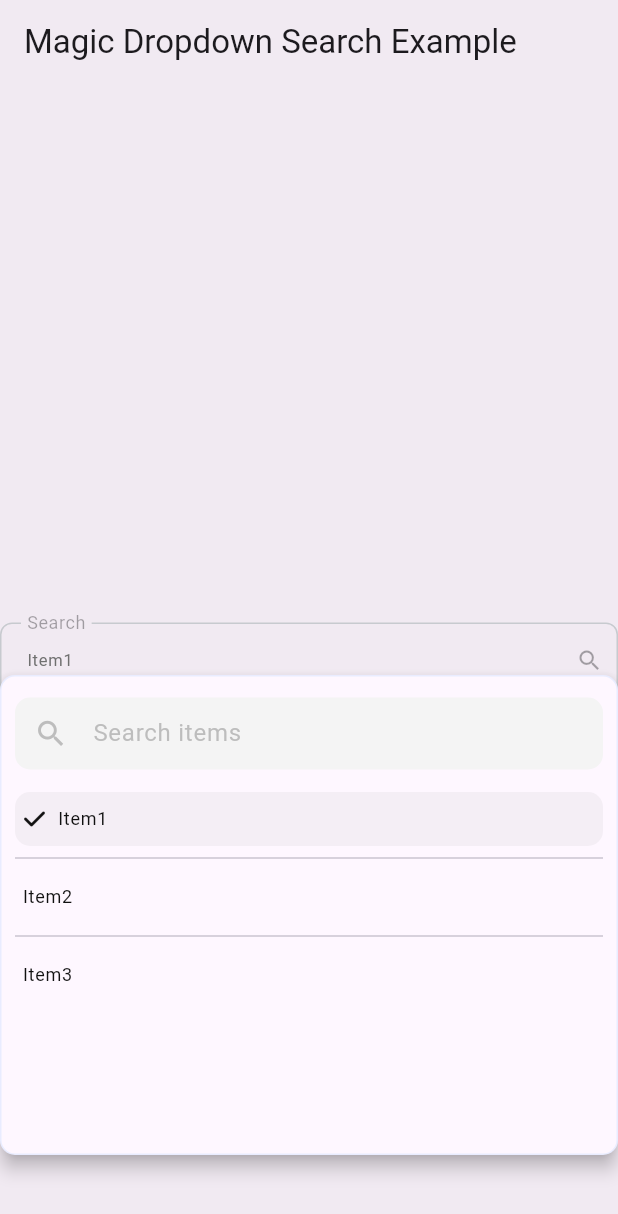
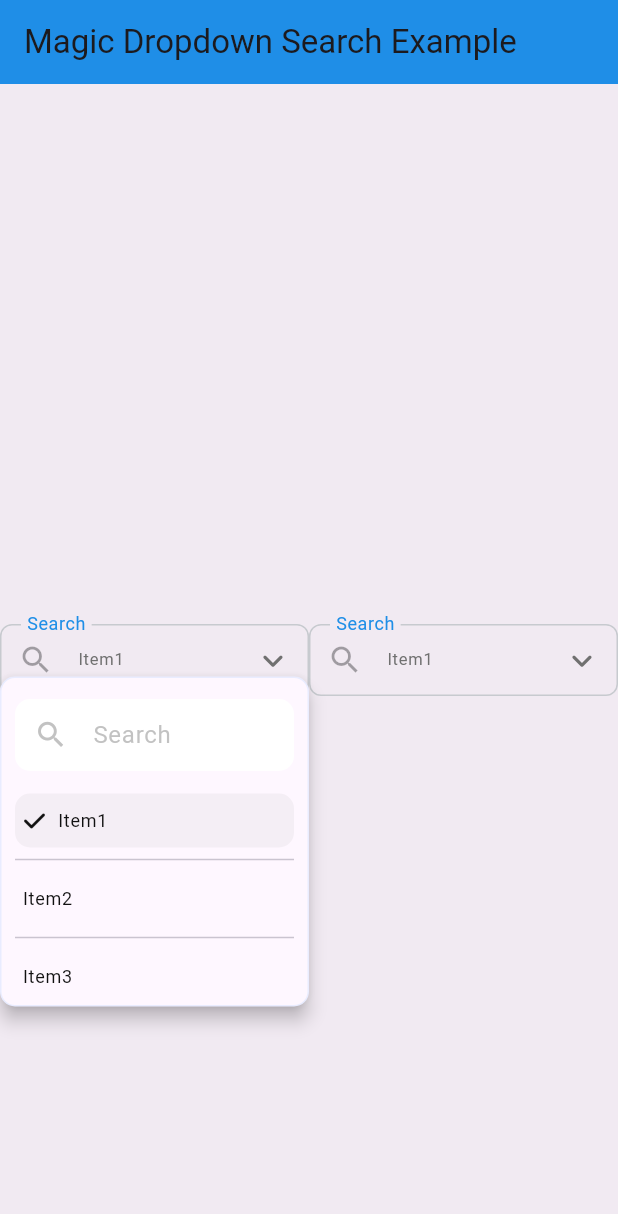
Before and after one commit to MZzzNn/magic_dropdown_search, a Flutter app: the screen it shows after launch, after a tap on "Search", on a phone screen of 412 x 824 dp. Shown: the top 1214 px of the screen. Run offline on Flutter 3.47's test engine with Material 3 defaults, Android fonts, the phone set to English and light mode, and no system bars; our stand-ins replace font_awesome_flutter, shimmer.

Commit message:
:sparkles: feat(dropdown): add `buttonDecoration` and `searchDecoration` properties for customization, fix dropdown global key issue, update example and version to 0.0.4

```diff
--- a/example/lib/main.dart
+++ b/example/lib/main.dart
@@ -13,10 +13,14 @@ class MyApp extends StatelessWidget {
       home: Scaffold(
         appBar: AppBar(
           title: const Text('Magic Dropdown Search Example'),
+          backgroundColor: Colors.blue,
         ),
         body: Center(
+          child: Row(
+            children: [
+              Expanded(
                 child: MagicDropdownSearch(
-            label: 'Search',
+                  // label: 'Search',
                   onChanged: (value) {
                     print('Selected value: $value');
                   },
@@ -25,14 +29,61 @@ class MyApp extends StatelessWidget {
                     return ['Item1', 'Item2', 'Item3'];
                   },
                   dropdownItems:const  ['Item1', 'Item2', 'Item3'],
-            hint: 'Select an item',
+                  // hint: 'Select an item',
                   hintSearch: 'Search items',
                   initValue: 'Item1',
-            buttonWidth: 200,
+                  // buttonWidth: 200,
                   itemHeight: 50,
-            dropdownHeight: 300,
-            buttonHeight: 50,
-            suffixIcon: const Icon(Icons.search),
+                  dropdownHeight: 200,
+                  // buttonHeight: 50,
+                  buttonDecoration: const InputDecoration(
+                    hintText: 'Select an item',
+                    labelText: 'Search',
+                    prefixIcon: Icon(Icons.search),
+                    labelStyle: TextStyle(color: Colors.blue),
+                    errorStyle: TextStyle(color: Colors.red),
+                    hintStyle: TextStyle(color: Colors.grey),
+                  ),
+                ),
+              ),
+              Expanded(
+                child: MagicDropdownSearch(
+                  // label: 'Search',
+                  onChanged: (value) {
+                    print('Selected value: $value');
+                  },
+                  onChangedSearch: (searchTerm) async {
+                    // Replace this with your own search logic
+                    return ['Item1', 'Item2', 'Item3'];
+                  },
+                  dropdownItems:const  ['Item1', 'Item2', 'Item3'],
+                  // hint: 'Select an item',
+                  hintSearch: 'Search items',
+                  initValue: 'Item1',
+                  // buttonWidth: 200,
+                  itemHeight: 50,
+                  dropdownHeight: 200,
+                  // buttonHeight: 50,
+                  searchDecoration: const InputDecoration(
+                    hintText: 'Search',
+                    labelText: 'Search',
+                    floatingLabelBehavior: FloatingLabelBehavior.never,
+                    prefixIcon: Icon(Icons.search),
+                    labelStyle: TextStyle(color: Colors.blue),
+                    errorStyle: TextStyle(color: Colors.red),
+                    hintStyle: TextStyle(color: Colors.grey),
+                  ),
+                  buttonDecoration: const InputDecoration(
+                    hintText: 'Select an item',
+                    labelText: 'Search',
+                    prefixIcon: Icon(Icons.search),
+                    labelStyle: TextStyle(color: Colors.blue),
+                    errorStyle: TextStyle(color: Colors.red),
+                    hintStyle: TextStyle(color: Colors.grey),
+                  ),
+                ),
+              ),
+            ],
           ),
         ),
       ),
--- a/lib/magic_dropdown_search.dart
+++ b/lib/magic_dropdown_search.dart
@@ -1,3 +1,5 @@
+import 'dart:ui';
+
 import 'package:flutter/material.dart';
 import 'package:font_awesome_flutter/font_awesome_flutter.dart';
 import 'package:shimmer/shimmer.dart';
--- a/lib/src/dropdown_body.dart
+++ b/lib/src/dropdown_body.dart
@@ -2,7 +2,6 @@ part of '../magic_dropdown_search.dart';
 
 @immutable
 class DropDownSearchBody extends StatefulWidget {
-  final String? hintSearch;
   final String? initValue;
   final ValueChanged<String?>? onChanged;
   final double? dropdownHeight;
@@ -12,10 +11,12 @@ class DropDownSearchBody extends StatefulWidget {
   final bool isCanNotSelect;
   final String notSelectedText;
   final Widget? empty;
+  final InputDecoration? searchDecoration;
+
   const DropDownSearchBody({
     super.key,
+    this.searchDecoration,
     this.initValue,
-    this.hintSearch,
     this.onChanged,
     this.dropdownHeight,
     this.itemHeight,
@@ -35,7 +36,8 @@ class _DropDownSearchBodyState extends State<DropDownSearchBody> {
   late TextEditingController _searchController;
   String searchQuery = '';
   bool isSearching = false;
-  ValueNotifier<List<String>> searchItemsNotifier = ValueNotifier<List<String>>([]);
+  ValueNotifier<List<String>> searchItemsNotifier =
+      ValueNotifier<List<String>>([]);
 
   @override
   void initState() {
@@ -50,7 +52,10 @@ class _DropDownSearchBodyState extends State<DropDownSearchBody> {
       value = widget.initValue;
       searchItemsNotifier.value = widget.dropdownItems;
       if (widget.isCanNotSelect) {
-        searchItemsNotifier.value = [widget.notSelectedText, ...widget.dropdownItems];
+        searchItemsNotifier.value = [
+          widget.notSelectedText,
+          ...widget.dropdownItems
+        ];
       }
       setState(() {});
     }
@@ -73,7 +78,10 @@ class _DropDownSearchBodyState extends State<DropDownSearchBody> {
       setState(() {});
       searchItemsNotifier.value = await widget.onChangedSearch(value);
       if (widget.isCanNotSelect) {
-        searchItemsNotifier.value = [widget.notSelectedText, ...searchItemsNotifier.value];
+        searchItemsNotifier.value = [
+          widget.notSelectedText,
+          ...searchItemsNotifier.value
+        ];
       }
       isSearching = false;
       setState(() {});
@@ -90,7 +98,10 @@ class _DropDownSearchBodyState extends State<DropDownSearchBody> {
       setState(() {});
       searchItemsNotifier.value = await widget.onChangedSearch('');
       if (widget.isCanNotSelect) {
-        searchItemsNotifier.value = [widget.notSelectedText, ...searchItemsNotifier.value];
+        searchItemsNotifier.value = [
+          widget.notSelectedText,
+          ...searchItemsNotifier.value
+        ];
       }
       isSearching = false;
       setState(() {});
@@ -102,8 +113,9 @@ class _DropDownSearchBodyState extends State<DropDownSearchBody> {
   bool get _checkIsEmptyList {
     if (searchItemsNotifier.value.isEmpty) {
       return true;
-   }else{
-     if (searchItemsNotifier.value.length == 1 && searchItemsNotifier.value[0] == widget.notSelectedText) {
+    } else {
+      if (searchItemsNotifier.value.length == 1 &&
+          searchItemsNotifier.value[0] == widget.notSelectedText) {
         return true;
       }
       return false;
@@ -160,39 +172,7 @@ class _DropDownSearchBodyState extends State<DropDownSearchBody> {
         onTapOutside: (details) {
           FocusManager.instance.primaryFocus?.unfocus();
         },
-        decoration: InputDecoration(
-          hintText: widget.hintSearch ?? 'Search',
-          contentPadding: EdgeInsets.zero,
-          filled: true,
-          fillColor: const Color(0xffF4F4F4),
-          hintStyle: const TextStyle(color: Color(0xff99999999)),
-          prefixIcon:
-              const Icon(Icons.search, color: Color(0xff99999999), size: 23),
-          suffixIcon: AnimatedOpacity(
-            opacity: searchQuery.isNotEmpty ? 1 : 0,
-            duration: const Duration(milliseconds: 250),
-            child: IconButton(
-              onPressed: onClearSearch,
-              icon: const Icon(
-                Icons.clear,
-                size: 20,
-                color: Color(0xff99999999),
-              ),
-            ),
-          ),
-          border: OutlineInputBorder(
-            borderRadius: BorderRadius.circular(10),
-            borderSide: BorderSide.none,
-          ),
-          enabledBorder: OutlineInputBorder(
-            borderRadius: BorderRadius.circular(10),
-            borderSide: BorderSide.none,
-          ),
-          disabledBorder: OutlineInputBorder(
-            borderRadius: BorderRadius.circular(10),
-            borderSide: BorderSide.none,
-          ),
-        ),
+        decoration: decoration,
       ),
     );
   }
@@ -260,4 +240,64 @@ class _DropDownSearchBodyState extends State<DropDownSearchBody> {
       ),
     );
   }
+
+  InputDecoration get decoration {
+    if (widget.searchDecoration != null) {
+      return widget.searchDecoration!.copyWith(
+        contentPadding:
+            widget.searchDecoration?.contentPadding ?? EdgeInsets.zero,
+        hintStyle: widget.searchDecoration?.hintStyle ??
+            const TextStyle(color: Color(0xff99999999)),
+        prefixIcon: widget.searchDecoration?.prefixIcon ??
+            const Icon(Icons.search, color: Color(0xff99999999), size: 23),
+        suffixIcon: AnimatedOpacity(
+          opacity: searchQuery.isNotEmpty ? 1 : 0,
+          duration: const Duration(milliseconds: 250),
+          child: IconButton(
+            onPressed: onClearSearch,
+            icon: const Icon(
+              Icons.clear,
+              size: 20,
+              color: Color(0xff99999999),
+            ),
+          ),
+        ),
+        border: widget.searchDecoration?.border ?? border,
+        enabledBorder: widget.searchDecoration?.enabledBorder ?? border,
+        disabledBorder: widget.searchDecoration?.disabledBorder ?? border,
+      );
+    } else {
+      return InputDecoration(
+        hintText: 'Search',
+        contentPadding: EdgeInsets.zero,
+        filled: true,
+        fillColor: Colors.white,
+        hintStyle: const TextStyle(color: Color(0xff99999999)),
+        prefixIcon:
+            const Icon(Icons.search, color: Color(0xff99999999), size: 23),
+        suffixIcon: AnimatedOpacity(
+          opacity: searchQuery.isNotEmpty ? 1 : 0,
+          duration: const Duration(milliseconds: 250),
+          child: IconButton(
+            onPressed: onClearSearch,
+            icon: const Icon(
+              Icons.clear,
+              size: 20,
+              color: Color(0xff99999999),
+            ),
+          ),
+        ),
+        border: border,
+        enabledBorder: border,
+        disabledBorder: border,
+      );
     }
+  }
+
+  InputBorder get border {
+    return OutlineInputBorder(
+      borderRadius: BorderRadius.circular(10),
+      borderSide: BorderSide.none,
+    );
+  }
+}
--- a/lib/src/dropdown_button.dart
+++ b/lib/src/dropdown_button.dart
@@ -1,42 +1,35 @@
 part of '../magic_dropdown_search.dart';
-
-final GlobalKey<FormFieldState<String>> dropdownGlobalKey =
-    GlobalKey<FormFieldState<String>>();
 
 @immutable
 class MagicDropdownSearch extends StatefulWidget {
-  final String label;
-  final String? hint;
   final String? hintSearch;
   final String? initValue;
   final ValueChanged<String?>? onChanged;
-  final double? buttonHeight, buttonWidth;
   final double? dropdownHeight;
   final double? itemHeight;
   final List<String> dropdownItems;
   final Future<List<String>> Function(String) onChangedSearch;
-  final Widget? suffixIcon;
   final bool isCanNotSelect;
   final String notSelectedText;
   final Widget? empty;
+  final InputDecoration? buttonDecoration;
+  final InputDecoration? searchDecoration;
+
   const MagicDropdownSearch({
-    required this.label,
     required this.onChanged,
     required this.onChangedSearch,
     this.dropdownItems = const [],
-    this.hint,
     this.hintSearch,
     this.initValue,
-    this.buttonWidth,
     this.itemHeight,
     this.dropdownHeight,
-    this.buttonHeight,
-    this.suffixIcon,
     this.isCanNotSelect = false,
     this.notSelectedText = '--Bitte wählen--',
     this.empty,
-    Key? key,
-  }) : super(key: key);
+    this.buttonDecoration,
+    this.searchDecoration,
+    super.key,
+  });
 
   @override
   State<MagicDropdownSearch> createState() => _MagicDropdownSearchState();
@@ -45,6 +38,8 @@ class MagicDropdownSearch extends StatefulWidget {
 class _MagicDropdownSearchState extends State<MagicDropdownSearch> {
   late bool isSelecting;
   late String? value;
+  final GlobalKey<FormFieldState<String>> dropdownGlobalKey =
+      GlobalKey<FormFieldState<String>>();
 
   @override
   void initState() {
@@ -67,7 +62,6 @@ class _MagicDropdownSearchState extends State<MagicDropdownSearch> {
           context,
           DropDownSearchBody(
             onChanged: widget.onChanged,
-            hintSearch: widget.hintSearch,
             onChangedSearch: widget.onChangedSearch,
             dropdownItems: widget.dropdownItems,
             itemHeight: widget.itemHeight,
@@ -76,7 +70,9 @@ class _MagicDropdownSearchState extends State<MagicDropdownSearch> {
             isCanNotSelect: widget.isCanNotSelect,
             notSelectedText: widget.notSelectedText,
             empty: widget.empty,
+            searchDecoration: widget.searchDecoration,
           ),
+          dropdownGlobalKey, // Pass the key
         );
         if (v != null) {
           value = v;
@@ -92,48 +88,64 @@ class _MagicDropdownSearchState extends State<MagicDropdownSearch> {
         style: Theme.of(context).textTheme.labelMedium!.copyWith(
               fontWeight: FontWeight.w400,
               fontSize: isSelecting == true ? null : 11,
-              color: isSelecting ? const Color(0xff111111) : const Color(0xff767676),
+              color: isSelecting
+                  ? const Color(0xff111111)
+                  : const Color(0xff767676),
             ),
         controller: TextEditingController(text: value),
         minLines: 1,
         maxLines: 5,
-        decoration: InputDecoration(
-          contentPadding:
+        decoration: decoration,
+      ),
+    );
+  }
+
+  InputDecoration get decoration {
+    if (widget.buttonDecoration != null) {
+      return widget.buttonDecoration!.copyWith(
+        enabled: false,
+        contentPadding: widget.buttonDecoration?.contentPadding ??
             const EdgeInsets.symmetric(horizontal: 14, vertical: 12),
-          labelText: widget.label,
-          hintText: widget.hint,
-          enabled: false,
-          isDense: true,
-          hintStyle: Theme.of(context).textTheme.labelMedium!.copyWith(
-              color: const Color(0xff767676), fontWeight: FontWeight.w400),
-          floatingLabelBehavior: FloatingLabelBehavior.always,
-          constraints: BoxConstraints(
-            // maxHeight: buttonHeight ?? double.infinity,
-            minHeight: widget.buttonHeight ?? 45,
-          ),
-          suffixIconConstraints: BoxConstraints(
-            maxHeight: widget.buttonHeight ?? double.infinity,
-            minHeight: widget.buttonHeight ?? 45,
-          ),
-          // prefixIconConstraints: BoxConstraints(
-          //   maxHeight: buttonHeight ?? 70,
-          //   maxWidth: buttonHeight ?? 70,
-          // ),
-          disabledBorder: const OutlineInputBorder(
+        disabledBorder: widget.buttonDecoration?.disabledBorder ??
+            const OutlineInputBorder(
               borderRadius: BorderRadius.all(Radius.circular(8)),
               borderSide: BorderSide(color: Color(0xffD2D5DA)),
             ),
         suffixIcon: Padding(
           padding: const EdgeInsets.all(10.0),
-            child: widget.suffixIcon ??
+          child: widget.buttonDecoration?.suffixIcon ??
               const Icon(
                 FontAwesomeIcons.angleDown,
                 size: 17,
                 color: Color(0xff767676),
               ),
         ),
+      );
+    } else {
+      return const InputDecoration(
+        contentPadding: EdgeInsets.symmetric(horizontal: 14, vertical: 12),
+        enabled: false,
+        isDense: true,
+        filled: true,
+        fillColor: Colors.white,
+        hintStyle:
+            TextStyle(color: Color(0xff767676), fontWeight: FontWeight.w400),
+        floatingLabelBehavior: FloatingLabelBehavior.always,
+        constraints: BoxConstraints(minHeight: 45),
+        suffixIconConstraints: BoxConstraints(minHeight: 45),
+        disabledBorder: OutlineInputBorder(
+          borderRadius: BorderRadius.all(Radius.circular(8)),
+          borderSide: BorderSide(color: Color(0xffD2D5DA)),
+        ),
+        suffixIcon: Padding(
+          padding: EdgeInsets.all(10.0),
+          child: Icon(
+            FontAwesomeIcons.angleDown,
+            size: 17,
+            color: Color(0xff767676),
           ),
         ),
       );
     }
   }
+}
--- a/lib/src/dropdown_dialog.dart
+++ b/lib/src/dropdown_dialog.dart
@@ -2,15 +2,24 @@ part of '../magic_dropdown_search.dart';
 
 class DropDownSearchDialog extends StatefulWidget {
   final Widget body;
+  final GlobalKey<FormFieldState<String>> dropdownKey; // Added this
 
-  const DropDownSearchDialog({super.key, required this.body});
+  const DropDownSearchDialog({
+    super.key,
+    required this.body,
+    required this.dropdownKey, // Added this
+  });
 
-  static Future<String?> show(BuildContext context, Widget body) async{
-   return showDialog(
+  static Future<String?> show(
+      BuildContext context,
+      Widget body,
+      GlobalKey<FormFieldState<String>> dropdownKey, // Added this
+      ) async {
+    return showDialog(
       context: context,
       barrierColor: Colors.black.withOpacity(0.05),
       builder: (context) {
-        return DropDownSearchDialog(body: body);
+        return DropDownSearchDialog(body: body, dropdownKey: dropdownKey); // Pass the key
       },
     );
   }
@@ -44,14 +53,14 @@ class _DropDownSearchDialogState extends State<DropDownSearchDialog>
 
   Offset _getPosition(BuildContext context) {
     RenderBox renderBox =
-        dropdownGlobalKey.currentContext!.findRenderObject() as RenderBox;
+    widget.dropdownKey.currentContext!.findRenderObject() as RenderBox; // Use the key from the widget
     Offset position = renderBox.localToGlobal(Offset.zero);
     return position;
   }
 
   Size _getSize(BuildContext context) {
     RenderBox renderBox =
-        dropdownGlobalKey.currentContext!.findRenderObject() as RenderBox;
+    widget.dropdownKey.currentContext!.findRenderObject() as RenderBox; // Use the key from the widget
     return renderBox.size;
   }
 
--- a/pubspec.yaml
+++ b/pubspec.yaml
@@ -1,6 +1,6 @@
 name: magic_dropdown_search
 description: "A flutter package for a dropdown search with dynamic data from Api"
-version: 0.0.3
+version: 0.0.4
 homepage: https://github.com/mzzznn
 repository: https://github.com/mzzznn/magic_dropdown_search
 
@@ -18,6 +18,6 @@ dependencies:
 dev_dependencies:
   flutter_test:
     sdk: flutter
-  flutter_lints: ^3.0.0
+  flutter_lints: ^4.0.0
 
 flutter:
```
Also changed, not shown: example/pubspec.lock, 2 other files. Lines whose indentation alone changed are shown as unchanged.
